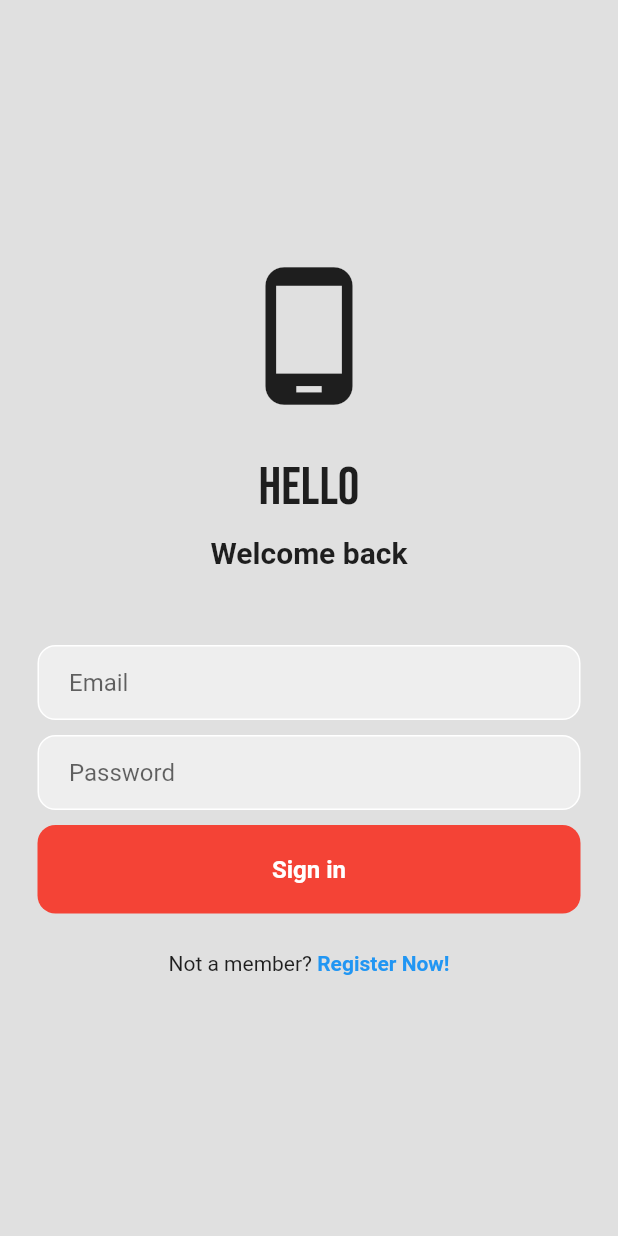
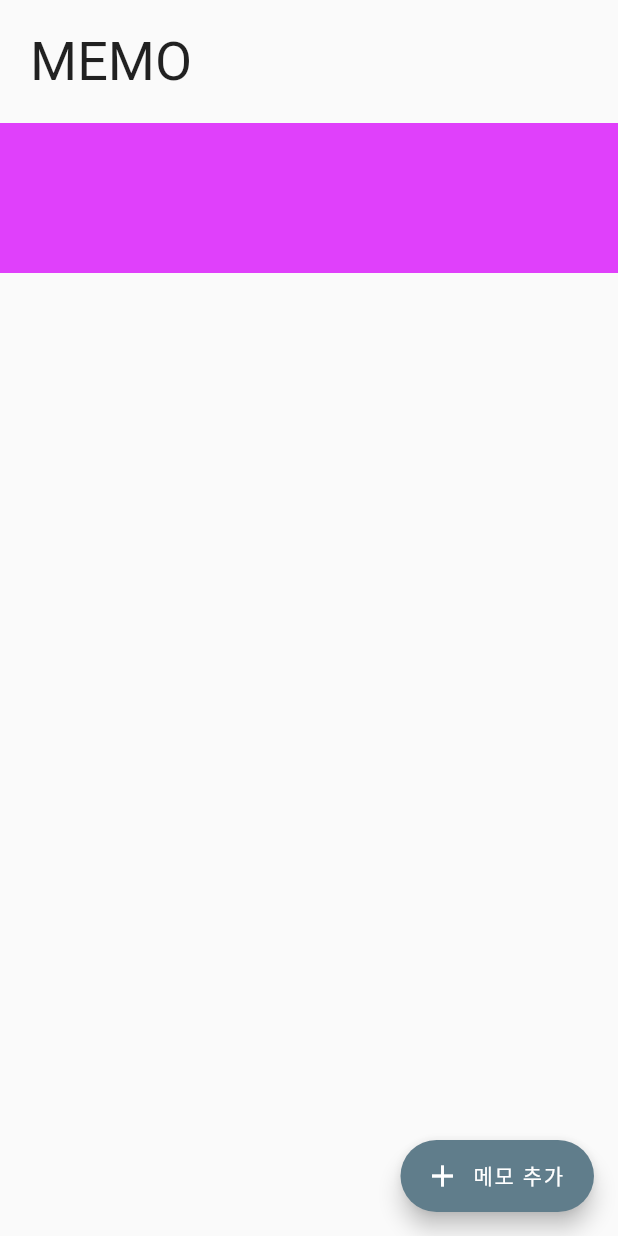
Before and after one commit to abc20210708/memo_app, a Flutter app: the screen it shows after launch, on a phone screen of 412 x 824 dp. Run offline on Flutter 3.47's test engine with Material 2 defaults, Android fonts, the phone set to English and light mode, and no system bars; drawn by our look-alikes of modal_progress_hud_nsn.

Commit message:
메모 쓰기 페이지 만들기

```diff
--- a/lib/login.dart
+++ /dev/null
@@ -1,179 +0,0 @@
-import 'package:memo_app/firestore_page.dart';
-import 'package:memo_app/signup.dart';
-import 'package:flutter/material.dart';
-import 'package:google_fonts/google_fonts.dart';
-import 'package:firebase_auth/firebase_auth.dart';
-import 'package:modal_progress_hud_nsn/modal_progress_hud_nsn.dart';
-
-class LoginPage extends StatefulWidget {
-  const LoginPage({Key? key}) : super(key: key);
-
-  @override
-  State<LoginPage> createState() => _LoginPageState();
-}
-
-class _LoginPageState extends State<LoginPage> {
-  final _authentication = FirebaseAuth.instance;
-  bool showSpinner = false;
-  String userEmail = '';
-  String userPassword = '';
-
-  @override
-  Widget build(BuildContext context) {
-    return Scaffold(
-      backgroundColor: Colors.grey[300],
-      body: ModalProgressHUD(
-        inAsyncCall: showSpinner,
-        child: SafeArea(
-          child: Center(
-            child: SingleChildScrollView(
-              child: Column(
-                mainAxisAlignment: MainAxisAlignment.center,
-                children: [
-                  Icon(
-                    Icons.phone_android,
-                    size: 100,
-                  ),
-                  SizedBox(
-                    height: 30,
-                  ),
-                  Text(
-                    'Hello',
-                    style: GoogleFonts.bebasNeue(fontSize: 36.0),
-                  ),
-                  SizedBox(
-                    height: 10,
-                  ),
-                  Text(
-                    'Welcome back',
-                    style: TextStyle(
-                      fontSize: 20,
-                      fontWeight: FontWeight.bold,
-                    ),
-                  ),
-                  SizedBox(
-                    height: 50,
-                  ),
-                  Padding(
-                    padding: const EdgeInsets.symmetric(horizontal: 25.0),
-                    child: Container(
-                      decoration: BoxDecoration(
-                        color: Colors.grey[200],
-                        border: Border.all(color: Colors.white),
-                        borderRadius: BorderRadius.circular(12),
-                      ),
-                      child: Padding(
-                        padding: const EdgeInsets.only(left: 20.0),
-                        child: TextField(
-                          onChanged: (value){
-                            userEmail = value;
-                          },
-                          decoration: InputDecoration(
-                              border: InputBorder.none, hintText: 'Email'),
-                        ),
-                      ),
-                    ),
-                  ),
-                  SizedBox(
-                    height: 10,
-                  ),
-                  Padding(
-                    padding: const EdgeInsets.symmetric(horizontal: 25.0),
-                    child: Container(
-                      decoration: BoxDecoration(
-                          color: Colors.grey[200],
-                          border: Border.all(color: Colors.white),
-                          borderRadius: BorderRadius.circular(12)),
-                      child: Padding(
-                        padding: const EdgeInsets.only(left: 20.0),
-                        child: TextField(
-                          onChanged: (value){
-                            userPassword = value;
-                          },
-                          obscureText: true,
-                          decoration: InputDecoration(
-                              border: InputBorder.none, hintText: 'Password'),
-                        ),
-                      ),
-                    ),
-                  ),
-                  SizedBox(
-                    height: 10,
-                  ),
-                  Container(
-                    child: Padding(
-                      padding: EdgeInsets.symmetric(horizontal: 25.0),
-                      child: GestureDetector(
-                        onTap: () async {
-                          setState(() {
-                            showSpinner = true;
-                          });
-
-                          try {
-                            final newUser =
-                            await _authentication.signInWithEmailAndPassword(
-                              email: userEmail,
-                              password: userPassword,
-                            );
-
-                            if(newUser.user!=null){
-                              Navigator.push(context, MaterialPageRoute(builder: (context) => FireStorePage()));
-                            }
-
-                            setState(() {
-                              showSpinner = false;
-                            });
-
-                          } catch (e) {
-                            print(e);
-                          }
-                        },
-                        child: Container(
-                          padding: EdgeInsets.all(20),
-                          decoration: BoxDecoration(
-                              color: Colors.red,
-                              borderRadius: BorderRadius.circular(12)),
-                          child: Center(
-                            child: Text(
-                              'Sign in',
-                              style: TextStyle(
-                                  color: Colors.white,
-                                  fontSize: 16,
-                                  fontWeight: FontWeight.bold),
-                            ),
-                          ),
-                        ),
-                      ),
-                    ),
-                  ),
-                  SizedBox(
-                    height: 25,
-                  ),
-                  Row(
-                    mainAxisAlignment: MainAxisAlignment.center,
-                    children: [
-                      Text('Not a member?'),
-                      GestureDetector(
-                        onTap: () {
-                          Navigator.push(
-                              context,
-                              MaterialPageRoute(
-                                  builder: (context) => SignupPage()));
-                        },
-                        child: Text(
-                          ' Register Now!',
-                          style: TextStyle(
-                              color: Colors.blue, fontWeight: FontWeight.bold),
-                        ),
-                      )
-                    ],
-                  )
-                ],
-              ),
-            ),
-          ),
-        ),
-      ),
-    );
-  }
-}
--- a/lib/main.dart
+++ b/lib/main.dart
@@ -1,24 +1,22 @@
-import 'package:firebase_core/firebase_core.dart';
-import 'package:memo_app/login.dart';
 import 'package:flutter/material.dart';
+import 'screens/home.dart';
 
-void main() async{
-  WidgetsFlutterBinding.ensureInitialized();
-  await Firebase.initializeApp();
+void main() {
   runApp(const MyApp());
 }
 
 class MyApp extends StatelessWidget {
-  const MyApp({Key? key}) : super(key: key);
+  const MyApp({super.key});
 
+  // This widget is the root of your application.
   @override
   Widget build(BuildContext context) {
     return MaterialApp(
-      debugShowCheckedModeBanner: false,
+      title: 'Flutter Demo',
       theme: ThemeData(
-          primarySwatch: Colors.red
+        primarySwatch: Colors.blueGrey, primaryColor: Colors.black
       ),
-      home: LoginPage(),
+      home: const MyHomePage(title: 'Flutter Demo Home Page'),
     );
   }
 }
--- /dev/null
+++ b/lib/screens/home.dart
@@ -0,0 +1,54 @@
+import 'package:flutter/cupertino.dart';
+import 'package:flutter/material.dart';
+import 'package:memo_app/screens/edit.dart';
+
+class MyHomePage extends StatefulWidget {
+  const MyHomePage({super.key, required this.title});
+
+  final String title;
+
+  @override
+  State<MyHomePage> createState() => _MyHomePageState();
+}
+
+class _MyHomePageState extends State<MyHomePage> {
+
+  @override
+  Widget build(BuildContext context) {
+
+    return Scaffold(
+      body: ListView(
+        physics: BouncingScrollPhysics(), //애니메이션
+        children: [
+          Row(
+            children: [
+              Padding(padding: EdgeInsets.only(left: 20, top: 20, bottom: 20),
+              child: Text("MEMO", style: TextStyle(
+                fontSize: 36, color: Colors.black87
+              ),),
+              )
+            ],
+          ),
+          ...LoadMemo() ///... 반복
+        ],
+      ),
+      floatingActionButton: FloatingActionButton.extended(
+        onPressed: (){
+          Navigator.push(
+              context,
+              CupertinoPageRoute(builder: (context) => EditPage())
+          );
+        },
+        tooltip: '메모를 추가하려면 클릭하세요',
+        label: Text("메모 추가"),
+        icon: Icon(Icons.add),
+      ), // This trailing comma makes auto-formatting nicer for build methods.
+    );
+  }
+
+  List<Widget> LoadMemo() {
+    List<Widget> memoList = [];
+    memoList.add(Container(color: Colors.purpleAccent, height: 100,));
+    return memoList;
+  }
+}
```
Also changed, not shown: lib/firestore_page.dart (deleted, +0 -184 lines), lib/screens/edit.dart (added, +51 -0 lines), lib/signup.dart (deleted, +0 -173 lines), 3 other files.
